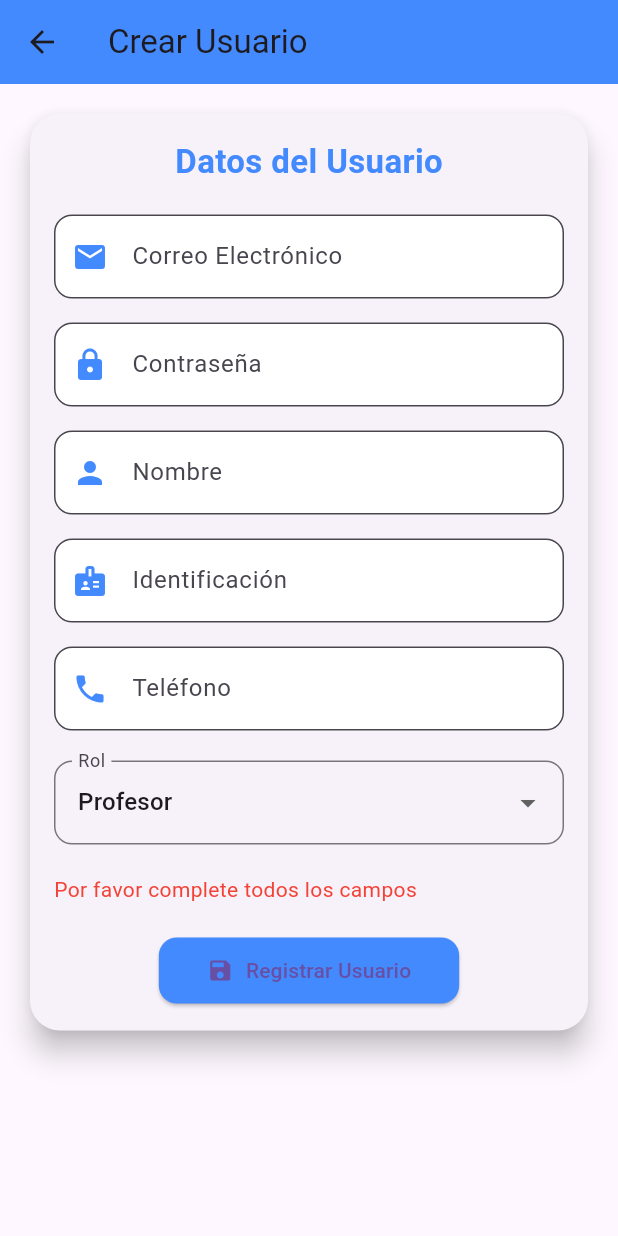
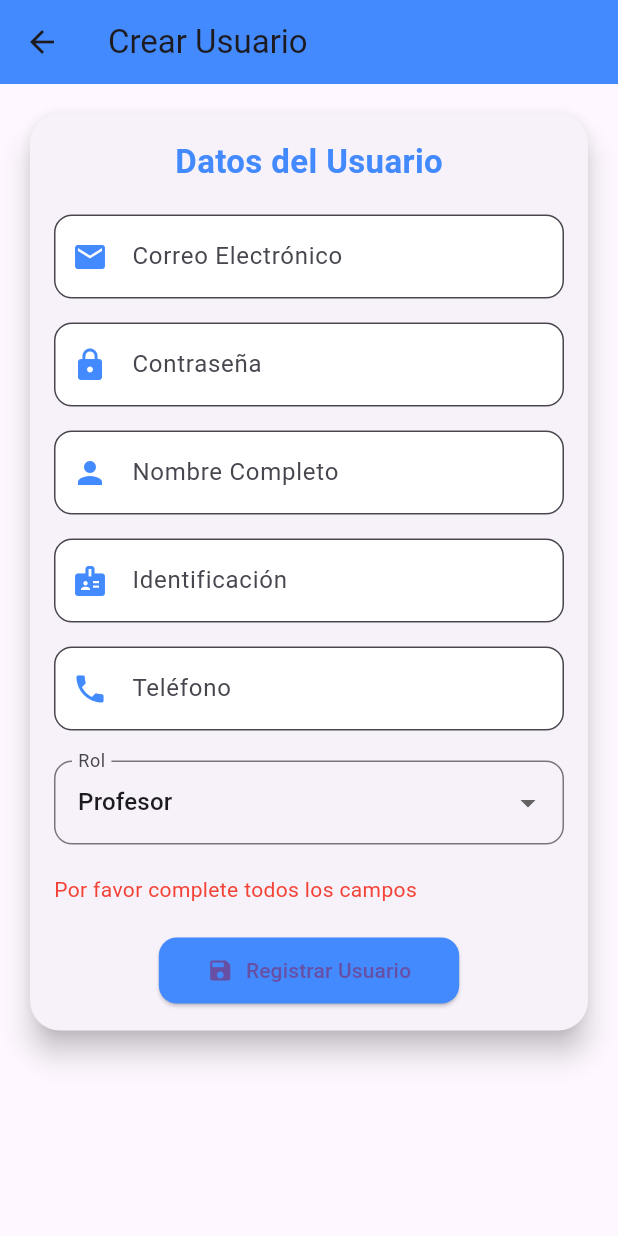
Before and after one commit to jhostia/OpenClass, a Flutter app: the CreateUserPage screen opened directly, after a tap on "Registrar Usuario", on a phone screen of 412 x 824 dp. Run offline on Flutter 3.47's test engine with Material 3 defaults, Android fonts, the phone set to English and light mode, and no system bars; our stand-ins replace cloud_firestore, firebase_auth, firebase_core; accounts and stored records are empty.

Commit message:
Correciones en el codigo

```diff
--- a/lib/create_user_page.dart
+++ b/lib/create_user_page.dart
@@ -132,7 +132,7 @@ class _CreateUserPageState extends State<CreateUserPage> {
                   const SizedBox(height: 16),
                   _buildTextField(
                     controller: nameController,
-                    label: 'Nombre',
+                    label: 'Nombre Completo',
                     icon: Icons.person,
                   ),
                   const SizedBox(height: 16),
```
